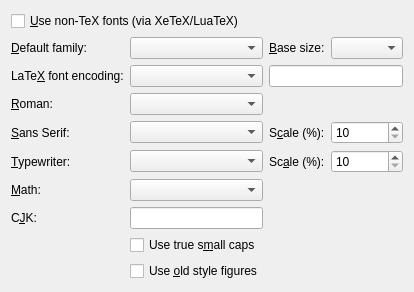
This is src/frontends/qt4/ui/FontUi.ui in cburschka/lyx as Qt 5 draws it before an edit. The edited form follows.
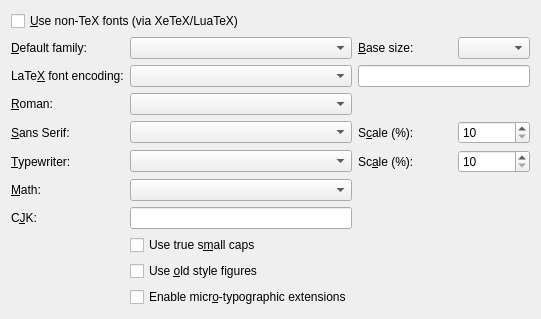
This is the edited form.

Commit message:
Introduce basic support for microtype.sty.
https://www.mail-archive.com/lyx-devel@lists.lyx.org/msg192743.html

The edit to the form file:
```diff
--- a/src/frontends/qt4/ui/FontUi.ui
+++ b/src/frontends/qt4/ui/FontUi.ui
@@ -6,8 +6,8 @@
    <rect>
     <x>0</x>
     <y>0</y>
-    <width>407</width>
-    <height>285</height>
+    <width>541</width>
+    <height>319</height>
    </rect>
   </property>
   <property name="windowTitle">
@@ -242,7 +242,7 @@
      </property>
     </widget>
    </item>
-   <item row="10" column="1">
+   <item row="11" column="1">
     <spacer name="verticalSpacer">
      <property name="orientation">
       <enum>Qt::Vertical</enum>
@@ -255,6 +255,16 @@
      </property>
     </spacer>
    </item>
+   <item row="10" column="1">
+    <widget class="QCheckBox" name="microtypeCB">
+     <property name="toolTip">
+      <string>Activate extensions such as character protusion and font expansion via the microtype package</string>
+     </property>
+     <property name="text">
+      <string>Enable micr&amp;o-typographic extensions</string>
+     </property>
+    </widget>
+   </item>
   </layout>
  </widget>
  <layoutdefault spacing="6" margin="11"/>
```
Left out of the diff: 94 changed lines with no effect on the pictures. The commit also changes 11 other files.
